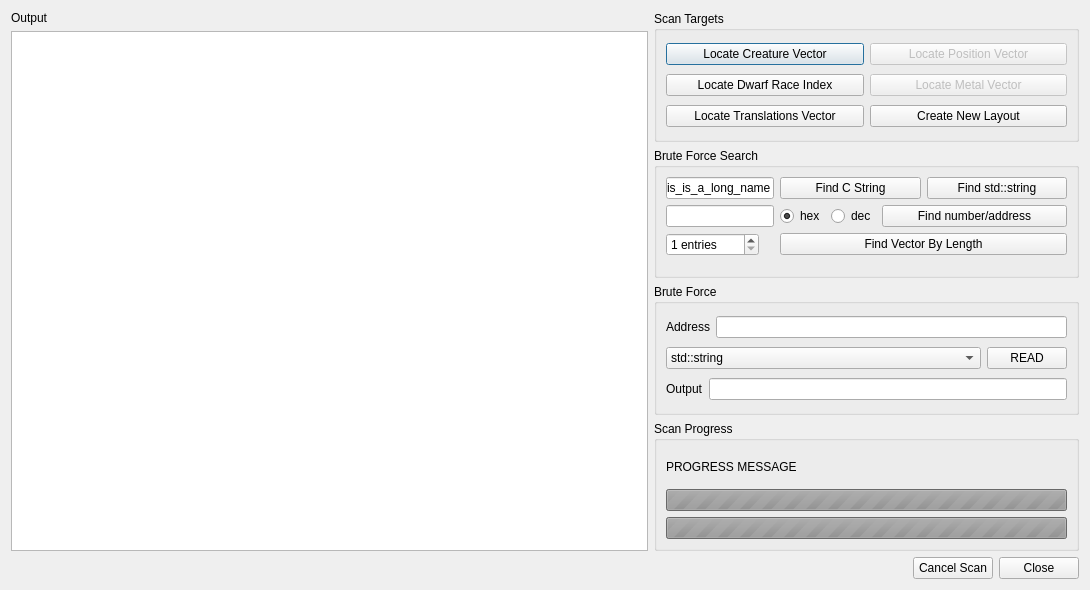
First picture: the form in ui/scannerdialog.ui, repository Dwarf-Therapist/Dwarf-Therapist, before the edit.
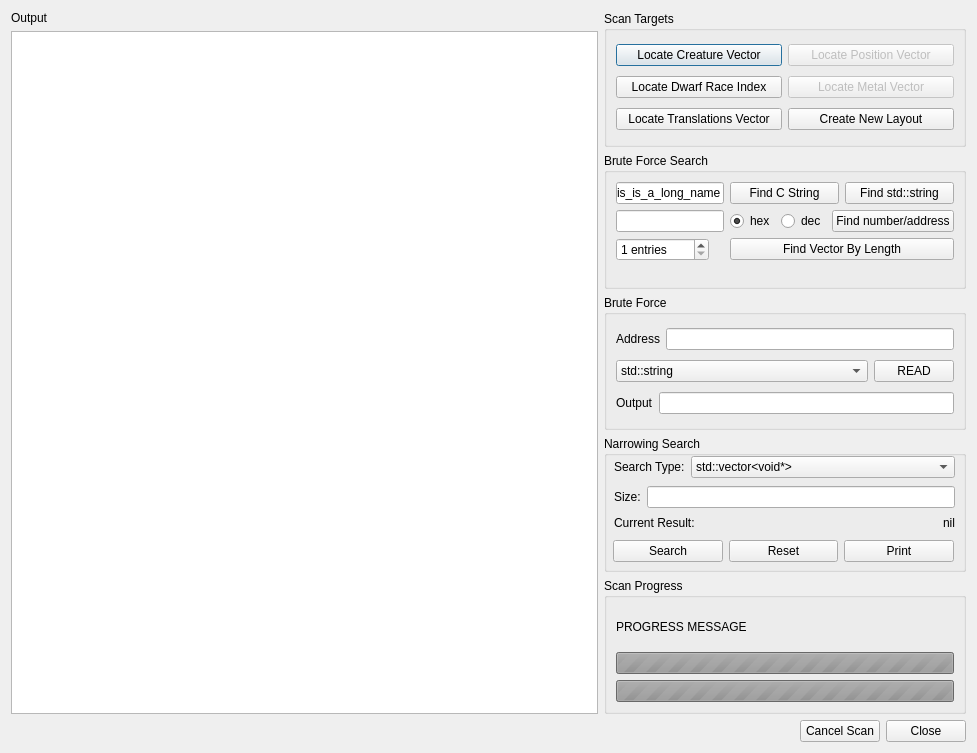
Second picture: the form after the edit. Icons and pictures are not drawn.

Commit message: Basic Squad reading and a new method of searching for vectors (narrowing search) Still need to read squad names properly, which is going to involve getting tenses/plurality correct. (yuck) Also need to add the squad vector scanner.

The edit to the form file:
```diff
--- a/ui/scannerdialog.ui
+++ b/ui/scannerdialog.ui
@@ -6,8 +6,8 @@
    <rect>
     <x>0</x>
     <y>0</y>
-    <width>1090</width>
-    <height>590</height>
+    <width>977</width>
+    <height>753</height>
    </rect>
   </property>
   <property name="windowTitle">
@@ -19,7 +19,7 @@
   </property>
   <layout class="QVBoxLayout" name="verticalLayout_4" stretch="100,0">
    <item>
-    <layout class="QHBoxLayout" name="horizontalLayout_8" stretch="3,2">
+    <layout class="QHBoxLayout" name="horizontalLayout_8" stretch="3,0">
      <item>
       <layout class="QVBoxLayout" name="verticalLayout_3">
        <item>
@@ -320,6 +320,131 @@
          </layout>
         </widget>
        </item>
+       <item>
+        <widget class="QGroupBox" name="gb_narrowing_search">
+         <property name="title">
+          <string>Narrowing Search</string>
+         </property>
+         <widget class="QWidget" name="formLayoutWidget">
+          <property name="geometry">
+           <rect>
+            <x>10</x>
+            <y>20</y>
+            <width>341</width>
+            <height>22</height>
+           </rect>
+          </property>
+          <layout class="QFormLayout" name="formLayout">
+           <item row="0" column="0">
+            <widget class="QLabel" name="label_4">
+             <property name="text">
+              <string>Search Type:</string>
+             </property>
+             <property name="buddy">
+              <cstring>cb_narrowing_search_type</cstring>
+             </property>
+            </widget>
+           </item>
+           <item row="0" column="1">
+            <widget class="QComboBox" name="cb_narrowing_search_type">
+             <item>
+              <property name="text">
+               <string>std::vector&lt;void*&gt;</string>
+              </property>
+             </item>
+            </widget>
+           </item>
+          </layout>
+         </widget>
+         <widget class="QWidget" name="formLayoutWidget_2">
+          <property name="geometry">
+           <rect>
+            <x>10</x>
+            <y>50</y>
+            <width>341</width>
+            <height>22</height>
+           </rect>
+          </property>
+          <layout class="QFormLayout" name="formLayout_3">
+           <item row="0" column="0">
+            <widget class="QLabel" name="lbl_narrowing_value">
+             <property name="text">
+              <string>Size:</string>
+             </property>
+            </widget>
+           </item>
+           <item row="0" column="1">
+            <widget class="QLineEdit" name="le_narrowing_value"/>
+           </item>
+          </layout>
+         </widget>
+         <widget class="QWidget" name="formLayoutWidget_3">
+          <property name="geometry">
+           <rect>
+            <x>10</x>
+            <y>80</y>
+            <width>341</width>
+            <height>21</height>
+           </rect>
+          </property>
+          <layout class="QFormLayout" name="formLayout_4">
+           <property name="fieldGrowthPolicy">
+            <enum>QFormLayout::AllNonFixedFieldsGrow</enum>
+           </property>
+           <item row="0" column="0">
+            <widget class="QLabel" name="label_5">
+             <property name="text">
+              <string>Current Result:</string>
+             </property>
+            </widget>
+           </item>
+           <item row="0" column="1">
+            <widget class="QLabel" name="lbl_narrowing_result">
+             <property name="text">
+              <string>nil</string>
+             </property>
+             <property name="alignment">
+              <set>Qt::AlignRight|Qt::AlignTrailing|Qt::AlignVCenter</set>
+             </property>
+            </widget>
+           </item>
+          </layout>
+         </widget>
+         <widget class="QWidget" name="horizontalLayoutWidget">
+          <property name="geometry">
+           <rect>
+            <x>9</x>
+            <y>100</y>
+            <width>341</width>
+            <height>31</height>
+           </rect>
+          </property>
+          <layout class="QHBoxLayout" name="horizontalLayout_9">
+           <item>
+            <widget class="QPushButton" name="btn_narrow">
+             <property name="text">
+              <string>Search</string>
+             </property>
+            </widget>
+           </item>
+           <item>
+            <widget class="QPushButton" name="btn_narrowing_reset">
+             <property name="text">
+              <string>Reset</string>
+             </property>
+            </widget>
+           </item>
+           <item>
+            <widget class="QPushButton" name="btn_narrowing_print">
+             <property name="text">
+              <string>Print</string>
+             </property>
+            </widget>
+           </item>
+          </layout>
+         </widget>
+        </widget>
+       </item>
        <item>
         <widget class="QGroupBox" name="gb_progress">
          <property name="enabled">
```
Left out of the diff: 129 changed lines with no effect on the pictures. The commit also changes 17 other files.
